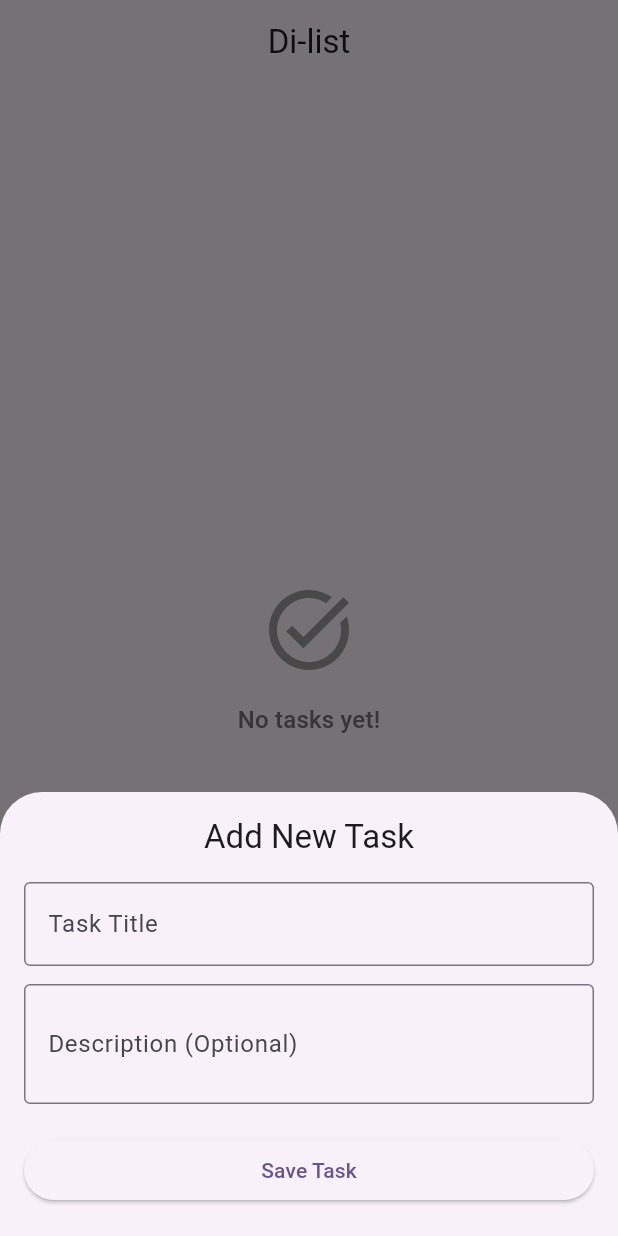
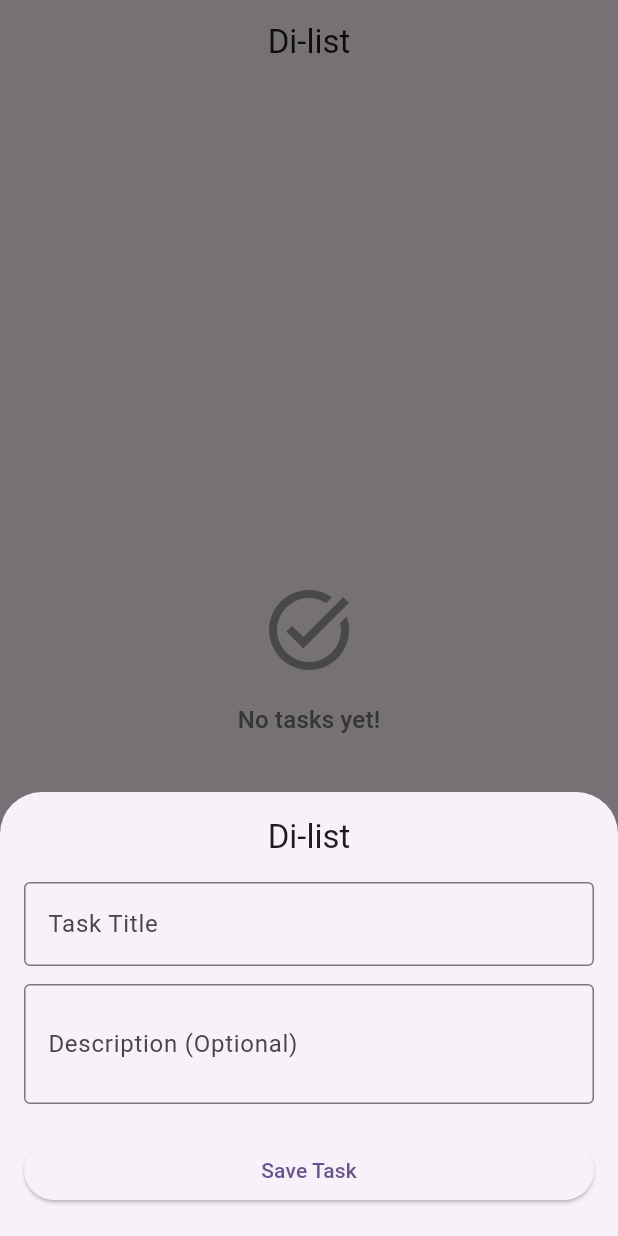
Before and after one commit to Di-O2/Di-list_app, a Flutter app: the screen it shows after launch, after a tap on the "add" icon, on a phone screen of 412 x 824 dp. Run offline on Flutter 3.47's test engine with Material 3 defaults, Android fonts, the phone set to English and light mode, and no system bars; our stand-ins replace flutter_riverpod, shared_preferences.

Commit message:
feat: complete TSK-08 RTL/LTR and layout alignment verification

```diff
--- a/lib/screens/home_screen.dart
+++ b/lib/screens/home_screen.dart
@@ -10,6 +10,7 @@ class HomeScreen extends ConsumerWidget {
     final titleController = TextEditingController();
     final descController = TextEditingController();
     final formKey = GlobalKey<FormState>();
+    final l10n = AppLocalizations.of(context);
 
     showModalBottomSheet(
       context: context,
@@ -29,7 +30,7 @@ class HomeScreen extends ConsumerWidget {
               crossAxisAlignment: CrossAxisAlignment.stretch,
               children: [
                 Text(
-                  'Add New Task',
+                  l10n?.appTitle ?? 'Add New Task',
                   style: Theme.of(sheetContext).textTheme.titleLarge,
                   textAlign: TextAlign.center,
                 ),
@@ -103,12 +104,15 @@ class HomeScreen extends ConsumerWidget {
                 children: [
                   const Icon(Icons.task_alt, size: 64, color: Colors.grey),
                   const SizedBox(height: 16),
-                  Text(
-                    noTasksText,
-                    style: Theme.of(context).textTheme.titleMedium?.copyWith(
-                          color: Colors.grey[600],
-                        ),
-                    textAlign: TextAlign.center,
+                  Padding(
+                    padding: const EdgeInsets.symmetric(horizontal: 24.0),
+                    child: Text(
+                      noTasksText,
+                      style: Theme.of(context).textTheme.titleMedium?.copyWith(
+                            color: Colors.grey[600],
+                          ),
+                      textAlign: TextAlign.center,
+                    ),
                   ),
                 ],
               ),
```
